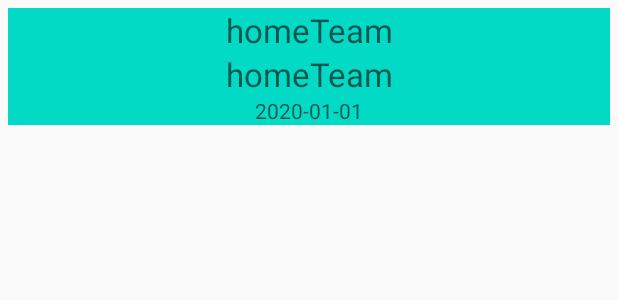
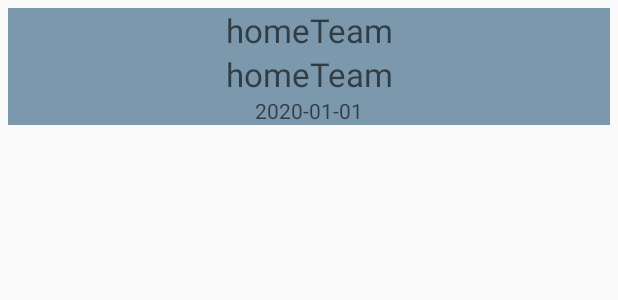
Before and after one commit to Petiazediter/ScoreboardPublic, an Android app: the layout row_item.xml on its own in the app's theme, with its tools: preview values and no code run, on a phone screen of 412 x 824 dp. Shown: the top 300 px of the screen. Run offline under Robolectric (Android 15) with nearby library versions, the phone set to English and light mode, and no system bars; network calls fail.

Commit message:
add and implement 2 custom colors

```diff
--- a/ScoreBoard/app/src/main/res/layout/activity_last_events.xml
+++ b/ScoreBoard/app/src/main/res/layout/activity_last_events.xml
@@ -4,7 +4,7 @@
     xmlns:tools="http://schemas.android.com/tools"
     android:layout_width="match_parent"
     android:layout_height="match_parent"
-    android:background="@drawable/bg"
+    android:background="@color/light_br"
     tools:context=".sport_events.last_events.LastEventsFragment">
 
     <androidx.recyclerview.widget.RecyclerView
--- a/ScoreBoard/app/src/main/res/layout/activity_next_events.xml
+++ b/ScoreBoard/app/src/main/res/layout/activity_next_events.xml
@@ -4,6 +4,7 @@
     xmlns:tools="http://schemas.android.com/tools"
     android:layout_width="match_parent"
     android:layout_height="match_parent"
+    android:background="@color/light_br"
     tools:context=".sport_events.next_events.NextEventsFragment">
 
     <androidx.recyclerview.widget.RecyclerView
--- a/ScoreBoard/app/src/main/res/layout/row_item.xml
+++ b/ScoreBoard/app/src/main/res/layout/row_item.xml
@@ -5,7 +5,7 @@
     android:layout_height="wrap_content"
     xmlns:app="http://schemas.android.com/apk/res-auto"
     android:layout_margin="@dimen/margin_mini"
-    android:background="@color/colorAccent"
+    android:background="@color/dark_br"
     >
 
     <TextView
--- a/ScoreBoard/app/src/main/res/values/colors.xml
+++ b/ScoreBoard/app/src/main/res/values/colors.xml
@@ -5,4 +5,6 @@
     <color name="colorAccent">#03DAC5</color>
     <color name="buttonBlue">#ffffff</color>
     <color name="fragmentBG">#ff8c7d</color>
+    <color name="dark_br">#7c98ad</color>
+    <color name="light_br">#d8f0fe</color>
 </resources>
```
Also changed, not shown: ScoreBoard/app/src/main/java/com/codecool/scoreboard/network/RequestApi.java (+5 -2 lines).
